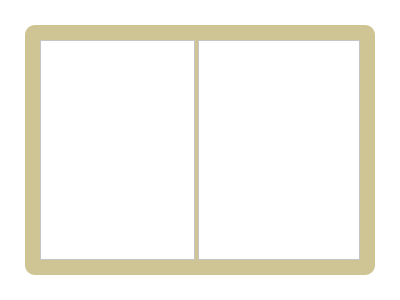
Before: the Qt Designer form viewplanform.ui in RyanLewis155/College-Portal-Project, drawn with Qt 5.
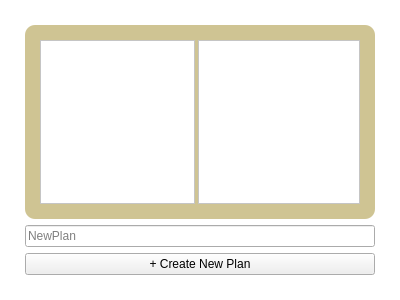
After: the same form once the commit is applied.

Commit message: added user input objects to plan form

What changed in the file:
```diff
--- a/viewplanform.ui
+++ b/viewplanform.ui
@@ -83,6 +83,20 @@
      </layout>
     </widget>
    </item>
+   <item row="2" column="0">
+    <widget class="QPushButton" name="pushButton_AddPlan">
+     <property name="text">
+      <string>+ Create New Plan</string>
+     </property>
+    </widget>
+   </item>
+   <item row="1" column="0">
+    <widget class="QLineEdit" name="lineEdit_NewPlanName">
+     <property name="placeholderText">
+      <string>NewPlan</string>
+     </property>
+    </widget>
+   </item>
   </layout>
  </widget>
  <resources/>
```
The commit also changes 2 other files.
